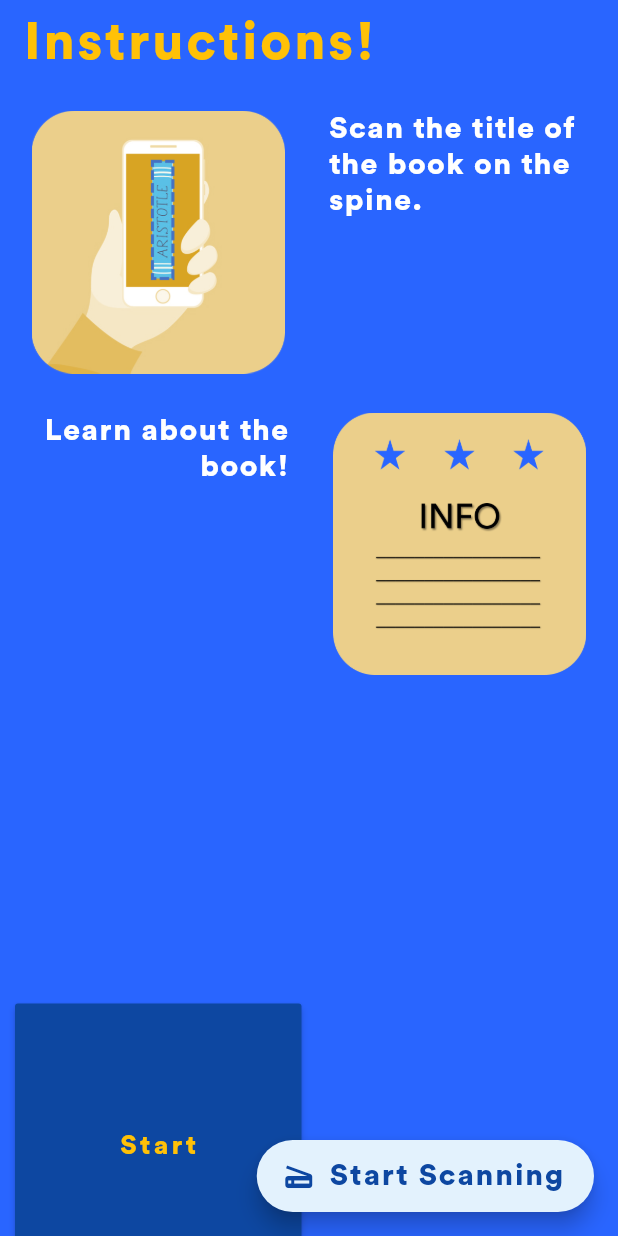
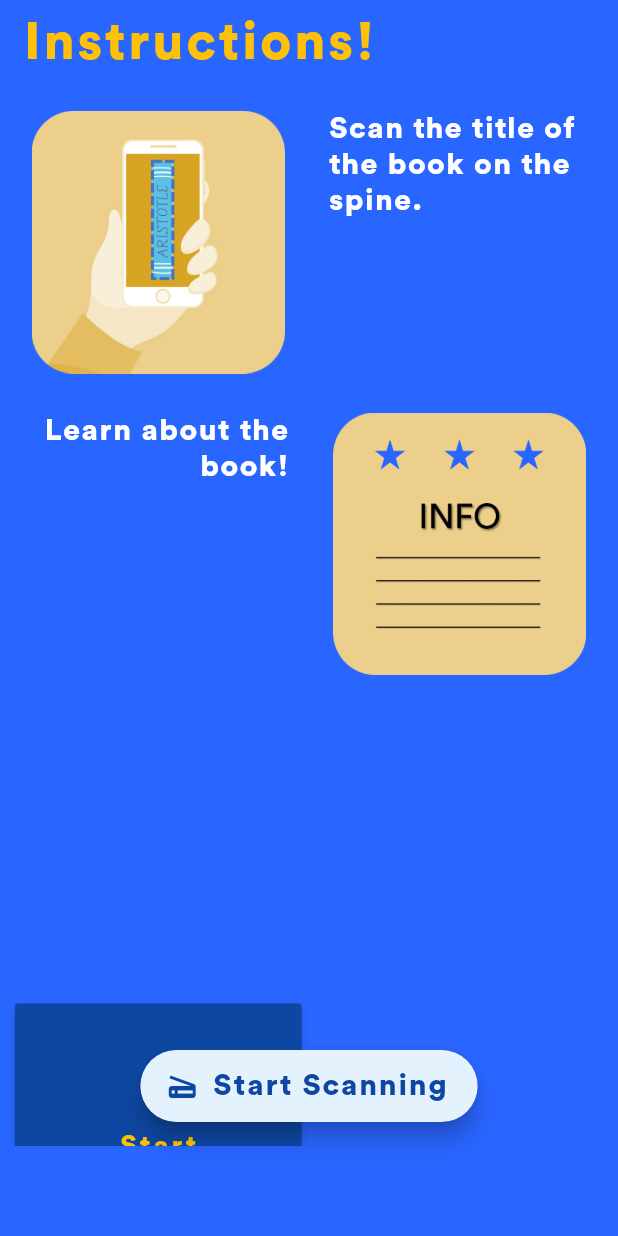
Before and after one commit to SetHacks/ChronicleAR, a Flutter app: the screen it shows after launch, after a tap on "Instructions", on a phone screen of 412 x 824 dp. Run offline on Flutter 3.47's test engine with Material 2 defaults, Android fonts, the phone set to English and light mode, and no system bars; our stand-ins replace sensors; missing offline and left inert: arcore_flutter_plugin.

Commit message:
Changed position of button

```diff
--- a/lib/Instruction.dart
+++ b/lib/Instruction.dart
@@ -104,6 +104,13 @@ class Instruction extends StatelessWidget {
         icon: Icon(Icons.scanner, color: Colors.blue[900]),
         backgroundColor: Colors.blue[50],
       ),
+      floatingActionButtonLocation: FloatingActionButtonLocation.centerFloat,
+      bottomNavigationBar: BottomAppBar(
+          elevation: 0.0,
+          child: Container(
+            height: 60,
+            color: Color(0xFF2965FF),
+          )),
     ));
   }
 }
```
